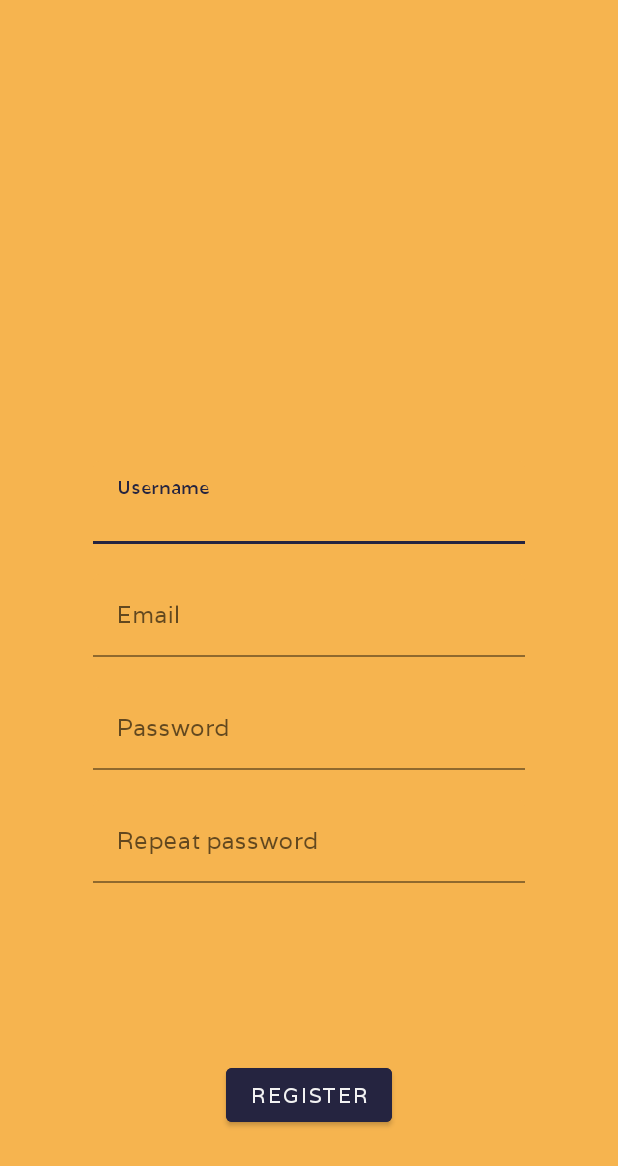
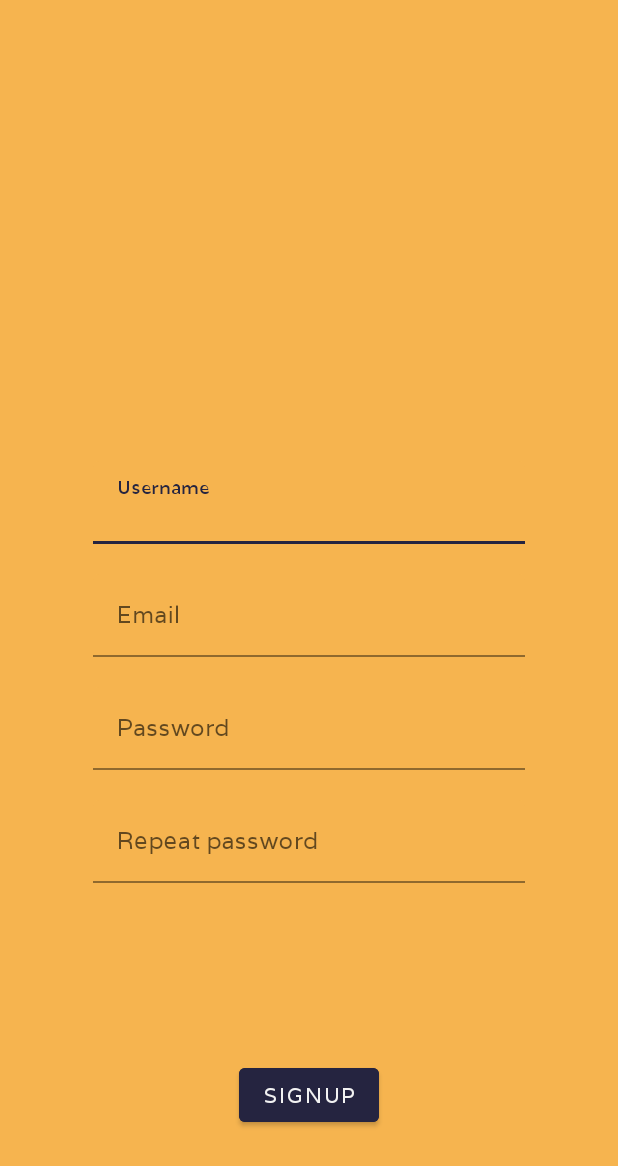
Before and after one commit to RafaelLibrero/MYLES, an Android app: the layout signup_tab_fragment.xml on its own in the app's theme, with its tools: preview values and no code run, on a phone screen of 412 x 824 dp. Shown: the top 1166 px of the screen. Run offline under Robolectric (Android 15) with nearby library versions, the phone set to English and light mode, and no system bars.

Commit message:
Botones fragments
Ahora los botones te llevan al main como hacían antes, y register ha sido cambiado por signup

```diff
--- a/app/src/main/res/layout/signup_tab_fragment.xml
+++ b/app/src/main/res/layout/signup_tab_fragment.xml
@@ -79,9 +79,9 @@
     </com.google.android.material.textfield.TextInputLayout>
 
     <Button
-        android:id="@+id/blogin"
+        android:id="@+id/bsignup"
         android:layout_marginBottom="70dp"
-        android:text="@string/register"
+        android:text="@string/signup"
         app:layout_constraintBottom_toBottomOf="parent"
         app:layout_constraintEnd_toEndOf="parent"
         app:layout_constraintStart_toStartOf="parent"
--- a/app/src/main/res/values/strings.xml
+++ b/app/src/main/res/values/strings.xml
@@ -2,7 +2,7 @@
     <string name="app_name">MYLES</string>
     <string name="login">Login</string>
     <string name="name">Name</string>
-    <string name="sign_up">Sign up</string>
+    <string name="signup">Signup</string>
     <string name="sign_in">Sign in</string>
     <string name="password">Password</string>
     <string name="email">Email</string>
```
Also changed, not shown: app/src/main/java/com/enrashe/myles/LoginTabFragment.java (+14 -0 lines), app/src/main/java/com/enrashe/myles/SignupTabFragment.java (+13 -0 lines).
